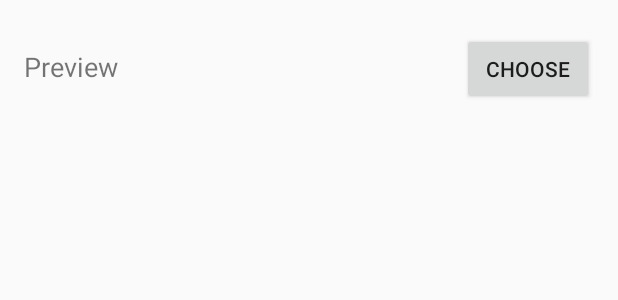
After one commit to Wilhelman/CountryList, an Android app: the layout activity_choose_country.xml on its own in the app's theme, with its tools: preview values and no code run, on a phone screen of 412 x 824 dp. The commit adds this screen. Shown: the top 300 px of the screen. Run offline under Robolectric (Android 15) with nearby library versions, the phone set to English and light mode, and no system bars.

Commit message:
Added new activity to choose

```diff
--- /dev/null
+++ b/app/src/main/res/layout/activity_choose_country.xml
@@ -0,0 +1,33 @@
+<?xml version="1.0" encoding="utf-8"?>
+<android.support.constraint.ConstraintLayout xmlns:android="http://schemas.android.com/apk/res/android"
+    xmlns:app="http://schemas.android.com/apk/res-auto"
+    xmlns:tools="http://schemas.android.com/tools"
+    android:layout_width="match_parent"
+    android:layout_height="match_parent"
+    tools:context=".ChooseCountryActivity">
+
+    <TextView
+        android:id="@+id/country_view"
+        android:layout_width="0dp"
+        android:layout_height="wrap_content"
+        android:layout_marginEnd="8dp"
+        android:layout_marginLeft="16dp"
+        android:layout_marginRight="8dp"
+        android:layout_marginStart="16dp"
+        android:layout_marginTop="32dp"
+        android:textSize="18sp"
+        app:layout_constraintEnd_toStartOf="@+id/btn_choose"
+        app:layout_constraintStart_toStartOf="parent"
+        app:layout_constraintTop_toTopOf="parent"
+        tools:text="Preview" />
+
+    <Button
+        android:id="@+id/btn_choose"
+        android:layout_width="wrap_content"
+        android:layout_height="wrap_content"
+        android:layout_marginEnd="16dp"
+        android:layout_marginRight="16dp"
+        android:text="@string/choose"
+        app:layout_constraintBaseline_toBaselineOf="@+id/country_view"
+        app:layout_constraintEnd_toEndOf="parent" />
+</android.support.constraint.ConstraintLayout>
--- a/app/src/main/res/values/strings.xml
+++ b/app/src/main/res/values/strings.xml
@@ -1,3 +1,4 @@
 <resources>
     <string name="app_name">CountryList</string>
+    <string name="choose">Choose</string>
 </resources>
```
Also changed, not shown: app/src/main/AndroidManifest.xml (+6 -1 lines), app/src/main/java/com/example/guillermogs2/countrylist/ChooseCountryActivity.java (added, +25 -0 lines), app/src/main/java/com/example/guillermogs2/countrylist/CountryListActivity.java (+8 -1 lines), app/src/main/java/com/example/guillermogs2/countrylist/CountryListAdapter.java (+10 -1 lines), app/src/main/java/com/example/guillermogs2/countrylist/CountryViewHolder.java (+9 -1 lines).
